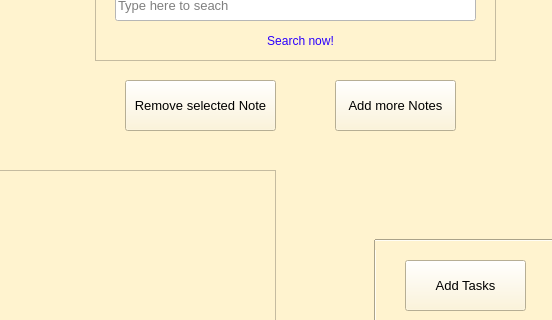
Qt form PTI/SPCK/GUI/AdminPage.ui (GreenSystemDuy08/TL-C4K-PTI01) before a commit; both pictures show x 455 to 1007 and y 120 to 440 of the 1007 by 674 pixel window.
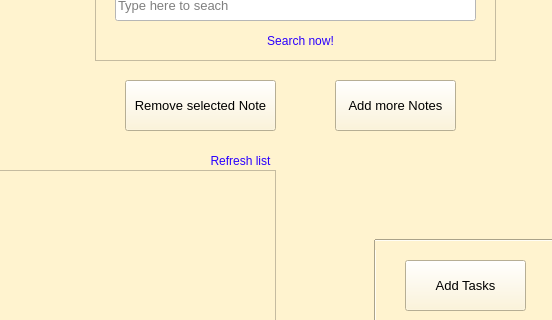
The same form after that commit.

The edit to the form file:
```diff
--- a/PTI/SPCK/GUI/AdminPage.ui
+++ b/PTI/SPCK/GUI/AdminPage.ui
@@ -354,6 +354,32 @@
 note detail</string>
     </property>
    </widget>
+   <widget class="QPushButton" name="bt_refresh">
+    <property name="geometry">
+     <rect>
+      <x>650</x>
+      <y>270</y>
+      <width>91</width>
+      <height>21</height>
+     </rect>
+    </property>
+    <property name="font">
+     <font>
+      <pointsize>9</pointsize>
+     </font>
+    </property>
+    <property name="cursor">
+     <cursorShape>PointingHandCursor</cursorShape>
+    </property>
+    <property name="styleSheet">
+     <string notr="true">border-radius: 15px;
+color: rgb(42, 0, 255);</string>
+    </property>
+    <property name="text">
+     <string>Refresh list</string>
+    </property>
+   </widget>
+   <zorder>bt_refresh</zorder>
    <zorder>graphicsView</zorder>
    <zorder>bt_search</zorder>
    <zorder>label</zorder>
```
